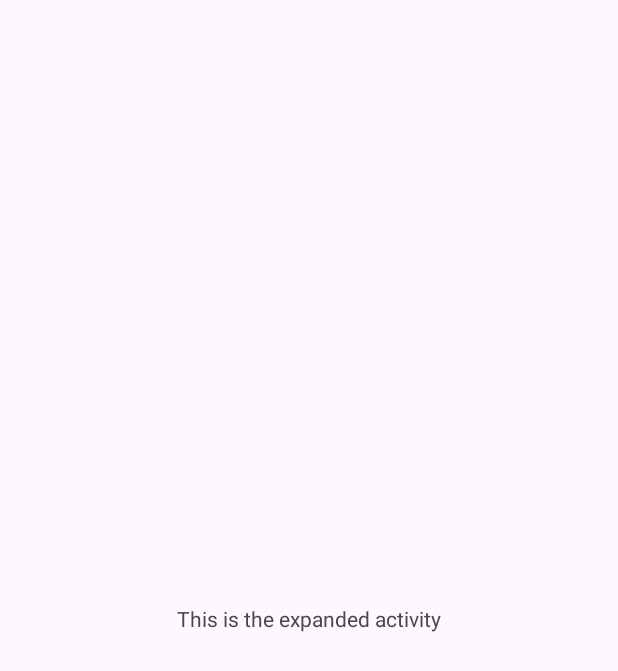
After one commit to yeabb/GST, an Android app: the GasStationDetailsExpand screen opened directly, with no data from a screen before it, on a phone screen of 412 x 824 dp. The commit adds this screen. Shown: the top 671 px of the screen. Run offline under Robolectric (Android 15) with nearby library versions, the phone set to English and light mode, and no system bars.

Commit message:
onClickListener for gas's RecyclerView items and new GasStationDetailsExpand activity

```diff
--- a/app/src/main/AndroidManifest.xml
+++ b/app/src/main/AndroidManifest.xml
@@ -13,6 +13,9 @@
         android:theme="@style/Theme.GST"
         tools:targetApi="31">
         <activity
+            android:name=".GasStationDetailsExpand"
+            android:exported="false" />
+        <activity
             android:name=".MainActivity"
             android:exported="true">
             <intent-filter>
--- /dev/null
+++ b/app/src/main/java/com/example/gst/GasStationDetailsExpand.kt
@@ -0,0 +1,11 @@
+package com.example.gst
+
+import androidx.appcompat.app.AppCompatActivity
+import android.os.Bundle
+
+class GasStationDetailsExpand : AppCompatActivity() {
+    override fun onCreate(savedInstanceState: Bundle?) {
+        super.onCreate(savedInstanceState)
+        setContentView(R.layout.activity_gas_station_details_expand)
+    }
+}
--- /dev/null
+++ b/app/src/main/res/layout/activity_gas_station_details_expand.xml
@@ -0,0 +1,20 @@
+<?xml version="1.0" encoding="utf-8"?>
+<androidx.constraintlayout.widget.ConstraintLayout xmlns:android="http://schemas.android.com/apk/res/android"
+    xmlns:app="http://schemas.android.com/apk/res-auto"
+    xmlns:tools="http://schemas.android.com/tools"
+    android:layout_width="match_parent"
+    android:layout_height="match_parent"
+    tools:context=".GasStationDetailsExpand">
+
+    <TextView
+        android:id="@+id/textView"
+        android:layout_width="wrap_content"
+        android:layout_height="wrap_content"
+        android:text="This is the expanded activity"
+        app:layout_constraintBottom_toBottomOf="parent"
+        app:layout_constraintEnd_toEndOf="parent"
+        app:layout_constraintHorizontal_bias="0.5"
+        app:layout_constraintStart_toStartOf="parent"
+        app:layout_constraintTop_toTopOf="parent"
+        app:layout_constraintVertical_bias="0.5" />
+</androidx.constraintlayout.widget.ConstraintLayout>
```
Also changed, not shown: app/src/main/java/com/example/gst/Gas.kt (+7 -0 lines), app/src/main/java/com/example/gst/GasStationAdapter.kt (+12 -1 lines).
